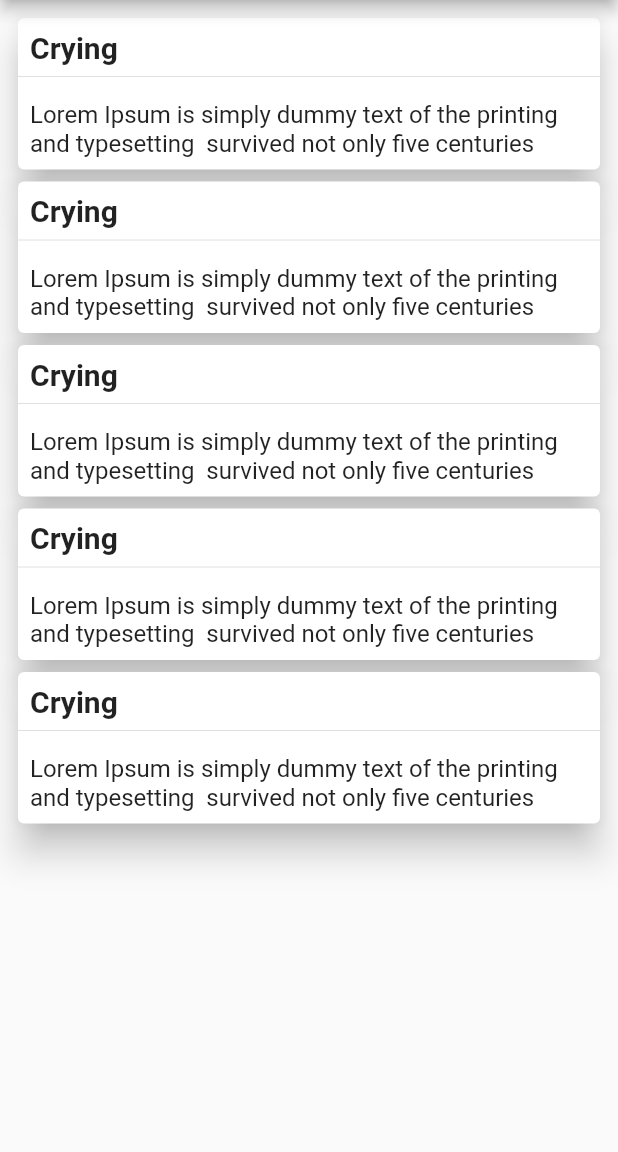
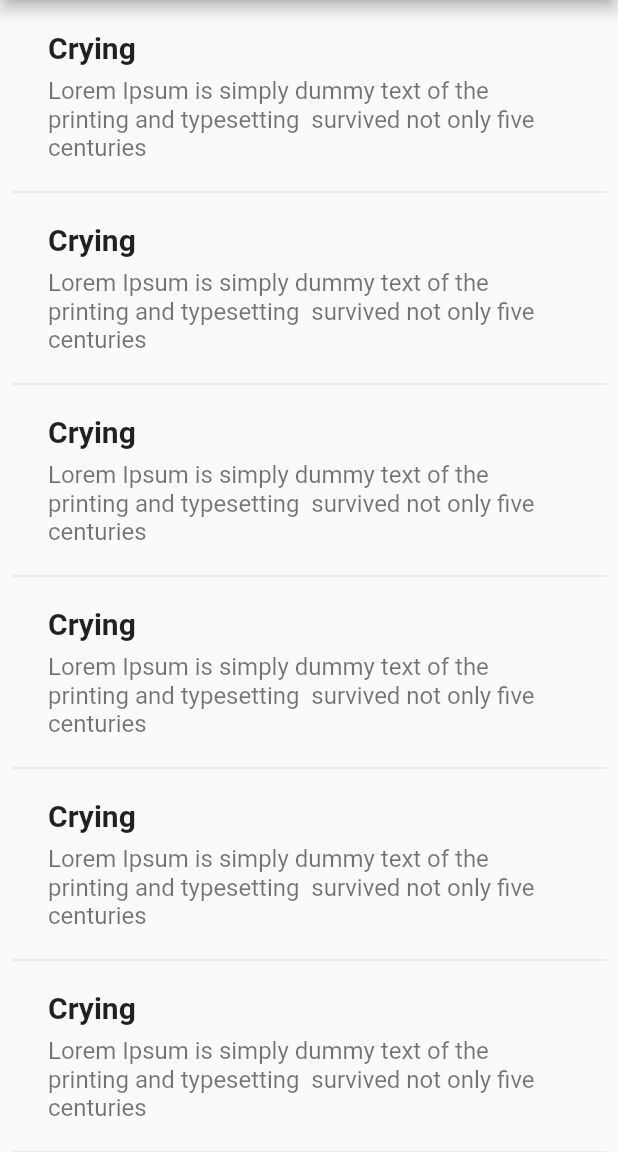
Before and after one commit to rifatud1/myislamicdream, a Flutter app: the screen it shows after launch, on a phone screen of 412 x 824 dp, the part 84-1236 px from its top. Run offline on Flutter 3.47's test engine with Material 2 defaults, Android fonts, the light colour scheme and no system bars; our stand-ins replace animated_splash_screen, get, get_storage.

Commit message:
search sugesstion implemented

```diff
--- a/lib/main.dart
+++ b/lib/main.dart
@@ -6,6 +6,7 @@ import 'package:flutter/services.dart';
 import 'package:get/get.dart';
 import 'package:get_storage/get_storage.dart';
 import 'package:myislamicdream/modules/details/details.dart';
+import 'package:myislamicdream/modules/home/home.dart';
 import 'package:myislamicdream/splash_screen.dart';
 
 void main() async{
--- a/lib/modules/details/details.dart
+++ b/lib/modules/details/details.dart
@@ -18,13 +18,16 @@ class Details extends StatelessWidget {
             height: 95,
             width: 150,
           ),
-          leading: IconButton(onPressed: (){}, icon: Icon(Icons.menu, color: Colors.white)),
           actions: [
-            IconButton(onPressed: (){
-              showSearch(context: context, delegate: CustomSearchDelegate());
-            }, icon: Icon(Icons.search, color: Colors.white)),
+            IconButton(
+                onPressed: () {
+                  showSearch(
+                      context: context, delegate: CustomSearchDelegate());
+                },
+                icon: Icon(Icons.search, color: Colors.white)),
           ],
         ),
+        drawer: Drawer(),
         body: Column(
           crossAxisAlignment: CrossAxisAlignment.center,
           children: [
@@ -72,91 +75,153 @@ class Details extends StatelessWidget {
                 child: ListView(
                   padding: const EdgeInsets.all(8),
                   children: <Widget>[
-                    Card(
-                      elevation: 10,
-                      child: Column(
-                        crossAxisAlignment: CrossAxisAlignment.start,
-                        children: [
-                          Padding(
+                    ListTile(
+                      title: Padding(
                         padding: const EdgeInsets.only(top: 8.0, left: 8.0),
-                            child: Text("Crying", style: TextStyle(fontWeight: FontWeight.bold, fontSize: 20, fontFamily: 'Roboto'),),
+                        child: Text(
+                          "Crying",
+                          style: TextStyle(
+                              fontWeight: FontWeight.bold,
+                              fontSize: 20,
+                              fontFamily: 'Roboto'),
+                        ),
+                      ),
+                      subtitle: Padding(
+                        padding: const EdgeInsets.only(
+                            top: 8.0, left: 8.0, bottom: 8.0, right: 8.0),
+                        child: Text(
+                            "Lorem Ipsum is simply dummy text of the printing and typesetting  survived not only five centuries",
+                            style: TextStyle(
+                                fontSize: 16, fontFamily: 'Roboto')),
+                      ),
                     ),
                     Divider(),
-                          Padding(
-                            padding: const EdgeInsets.only(top: 8.0, left: 8.0, bottom: 8.0, right: 8.0),
-                            child: Text("Lorem Ipsum is simply dummy text of the printing and typesetting  survived not only five centuries",style: TextStyle(fontSize: 16, fontFamily: 'Roboto') ),
-                          ),
-                        ],
+                    ListTile(
+                      title: Padding(
+                        padding: const EdgeInsets.only(top: 8.0, left: 8.0),
+                        child: Text(
+                          "Crying",
+                          style: TextStyle(
+                              fontWeight: FontWeight.bold,
+                              fontSize: 20,
+                              fontFamily: 'Roboto'),
                         ),
                       ),
-                    Card(
-                      elevation: 10,
-                      child: Column(
-                        crossAxisAlignment: CrossAxisAlignment.start,
-                        children: [
-                          Padding(
-                            padding: const EdgeInsets.only(top: 8.0, left: 8.0),
-                            child: Text("Crying", style: TextStyle(fontWeight: FontWeight.bold, fontSize: 20, fontFamily: 'Roboto'),),
+                      subtitle: Padding(
+                        padding: const EdgeInsets.only(
+                            top: 8.0, left: 8.0, bottom: 8.0, right: 8.0),
+                        child: Text(
+                            "Lorem Ipsum is simply dummy text of the printing and typesetting  survived not only five centuries",
+                            style: TextStyle(
+                                fontSize: 16, fontFamily: 'Roboto')),
+                      ),
                     ),
                     Divider(),
-                          Padding(
-                            padding: const EdgeInsets.only(top: 8.0, left: 8.0, bottom: 8.0, right: 8.0),
-                            child: Text("Lorem Ipsum is simply dummy text of the printing and typesetting  survived not only five centuries",style: TextStyle(fontSize: 16, fontFamily: 'Roboto') ),
-                          ),
-                        ],
+                    ListTile(
+                      title: Padding(
+                        padding: const EdgeInsets.only(top: 8.0, left: 8.0),
+                        child: Text(
+                          "Crying",
+                          style: TextStyle(
+                              fontWeight: FontWeight.bold,
+                              fontSize: 20,
+                              fontFamily: 'Roboto'),
                         ),
                       ),
-                    Card(
-                      elevation: 10,
-                      child: Column(
-                        crossAxisAlignment: CrossAxisAlignment.start,
-                        children: [
-                          Padding(
-                            padding: const EdgeInsets.only(top: 8.0, left: 8.0),
-                            child: Text("Crying", style: TextStyle(fontWeight: FontWeight.bold, fontSize: 20, fontFamily: 'Roboto'),),
+                      subtitle: Padding(
+                        padding: const EdgeInsets.only(
+                            top: 8.0, left: 8.0, bottom: 8.0, right: 8.0),
+                        child: Text(
+                            "Lorem Ipsum is simply dummy text of the printing and typesetting  survived not only five centuries",
+                            style: TextStyle(
+                                fontSize: 16, fontFamily: 'Roboto')),
+                      ),
                     ),
                     Divider(),
-                          Padding(
-                            padding: const EdgeInsets.only(top: 8.0, left: 8.0, bottom: 8.0, right: 8.0),
-                            child: Text("Lorem Ipsum is simply dummy text of the printing and typesetting  survived not only five centuries",style: TextStyle(fontSize: 16, fontFamily: 'Roboto') ),
-                          ),
-                        ],
+                    ListTile(
+                      title: Padding(
+                        padding: const EdgeInsets.only(top: 8.0, left: 8.0),
+                        child: Text(
+                          "Crying",
+                          style: TextStyle(
+                              fontWeight: FontWeight.bold,
+                              fontSize: 20,
+                              fontFamily: 'Roboto'),
                         ),
                       ),
-                    Card(
-                      elevation: 10,
-                      child: Column(
-                        crossAxisAlignment: CrossAxisAlignment.start,
-                        children: [
-                          Padding(
-                            padding: const EdgeInsets.only(top: 8.0, left: 8.0),
-                            child: Text("Crying", style: TextStyle(fontWeight: FontWeight.bold, fontSize: 20, fontFamily: 'Roboto'),),
+                      subtitle: Padding(
+                        padding: const EdgeInsets.only(
+                            top: 8.0, left: 8.0, bottom: 8.0, right: 8.0),
+                        child: Text(
+                            "Lorem Ipsum is simply dummy text of the printing and typesetting  survived not only five centuries",
+                            style: TextStyle(
+                                fontSize: 16, fontFamily: 'Roboto')),
+                      ),
                     ),
                     Divider(),
-                          Padding(
-                            padding: const EdgeInsets.only(top: 8.0, left: 8.0, bottom: 8.0, right: 8.0),
-                            child: Text("Lorem Ipsum is simply dummy text of the printing and typesetting  survived not only five centuries",style: TextStyle(fontSize: 16, fontFamily: 'Roboto') ),
-                          ),
-                        ],
+                    ListTile(
+                      title: Padding(
+                        padding: const EdgeInsets.only(top: 8.0, left: 8.0),
+                        child: Text(
+                          "Crying",
+                          style: TextStyle(
+                              fontWeight: FontWeight.bold,
+                              fontSize: 20,
+                              fontFamily: 'Roboto'),
                         ),
                       ),
-                    Card(
-                      elevation: 10,
-                      child: Column(
-                        crossAxisAlignment: CrossAxisAlignment.start,
-                        children: [
-                          Padding(
-                            padding: const EdgeInsets.only(top: 8.0, left: 8.0),
-                            child: Text("Crying", style: TextStyle(fontWeight: FontWeight.bold, fontSize: 20, fontFamily: 'Roboto'),),
+                      subtitle: Padding(
+                        padding: const EdgeInsets.only(
+                            top: 8.0, left: 8.0, bottom: 8.0, right: 8.0),
+                        child: Text(
+                            "Lorem Ipsum is simply dummy text of the printing and typesetting  survived not only five centuries",
+                            style: TextStyle(
+                                fontSize: 16, fontFamily: 'Roboto')),
+                      ),
                     ),
                     Divider(),
-                          Padding(
-                            padding: const EdgeInsets.only(top: 8.0, left: 8.0, bottom: 8.0, right: 8.0),
-                            child: Text("Lorem Ipsum is simply dummy text of the printing and typesetting  survived not only five centuries",style: TextStyle(fontSize: 16, fontFamily: 'Roboto') ),
-                          ),
-                        ],
+                    ListTile(
+                      title: Padding(
+                        padding: const EdgeInsets.only(top: 8.0, left: 8.0),
+                        child: Text(
+                          "Crying",
+                          style: TextStyle(
+                              fontWeight: FontWeight.bold,
+                              fontSize: 20,
+                              fontFamily: 'Roboto'),
                         ),
                       ),
+                      subtitle: Padding(
+                        padding: const EdgeInsets.only(
+                            top: 8.0, left: 8.0, bottom: 8.0, right: 8.0),
+                        child: Text(
+                            "Lorem Ipsum is simply dummy text of the printing and typesetting  survived not only five centuries",
+                            style: TextStyle(
+                                fontSize: 16, fontFamily: 'Roboto')),
+                      ),
+                    ),
+                    Divider(),
+                    ListTile(
+                      title: Padding(
+                        padding: const EdgeInsets.only(top: 8.0, left: 8.0),
+                        child: Text(
+                          "Crying",
+                          style: TextStyle(
+                              fontWeight: FontWeight.bold,
+                              fontSize: 20,
+                              fontFamily: 'Roboto'),
+                        ),
+                      ),
+                      subtitle: Padding(
+                        padding: const EdgeInsets.only(
+                            top: 8.0, left: 8.0, bottom: 8.0, right: 8.0),
+                        child: Text(
+                            "Lorem Ipsum is simply dummy text of the printing and typesetting  survived not only five centuries",
+                            style: TextStyle(
+                                fontSize: 16, fontFamily: 'Roboto')),
+                      ),
+                    ),
+                    Divider(),
                   ],
                 ),
               ),
--- /dev/null
+++ b/lib/modules/details/details_controller.dart
@@ -0,0 +1,39 @@
+import 'package:get/get.dart';
+import 'dart:convert' as convert;
+import 'package:http/http.dart' as http;
+
+class DetailsController extends GetxController {
+  var suggestList = [].obs;
+  @override
+  void onInit() {
+    // TODO: implement onInit
+    super.onInit();
+  }
+  //
+  // void getSuggestion(query) async{
+  //   var  suggestions = await RemoteServices.getSuggest(query);
+  //   if(suggestions != null){
+  //     suggestList.value = suggestions;
+  //   }
+  // }
+
+  Future<dynamic> getSuggest(query) async{
+    var response = await http.get(Uri.parse('https://www.myislamicdream.com/api/get-search-suggest.php?search=$query'));
+    if(response.statusCode == 200 && response.statusCode != null){
+      print("reponse successful");
+      print(response.body);
+      var jsonString  = response.body;
+      var res = convert.jsonDecode(jsonString);
+      var  suggestions = res;
+      if(suggestions != null){
+        suggestList.value = suggestions;
+      }
+      return res;
+    }else{
+      print("Respoonse Unsuccessful, api call failed");
+      return null;
+    }
+
+  }
+
+}
--- /dev/null
+++ b/lib/remote_services.dart
@@ -0,0 +1,21 @@
+
+
+import 'dart:convert' as convert;
+import 'package:http/http.dart' as http;
+class RemoteServices {
+  //static var client = http.Client();
+  static Future<dynamic> getSuggest(query) async{
+    var response = await http.get(Uri.parse('https://www.myislamicdream.com/api/get-search-suggest.php?search=$query'));
+    if(response.statusCode == 200 && response.statusCode != null){
+      print("reponse successful");
+      print(response.body);
+      var jsonString  = response.body;
+      var res = convert.jsonDecode(jsonString);
+      return res;
+    }else{
+      print("Respoonse Unsuccessful, api call failed");
+      return null;
+    }
+
+  }
+}
--- a/lib/utils/custom_search_delegate.dart
+++ b/lib/utils/custom_search_delegate.dart
@@ -1,16 +1,21 @@
 import 'package:flutter/material.dart';
+import 'package:myislamicdream/modules/details/details_controller.dart';
+import 'package:get/get.dart';
 
 class CustomSearchDelegate extends SearchDelegate{
+  DetailsController _detailsController = Get.put(DetailsController());
 
-  List<String> searchTerms = [
-    'A', 'b', 'c', 'd'
-  ];
+  List<dynamic> searchTerms = [];
   @override
   List<Widget>? buildActions(BuildContext context) {
     // TODO: implement buildActions
     return [
       IconButton(onPressed: (){
-        query = '';
+        if(query.isEmpty){
+          close(context, null);
+        }else{
+          query = '';
+        }
       }, icon: Icon(Icons.clear)),
     ];
   }
@@ -33,7 +38,24 @@ class CustomSearchDelegate extends SearchDelegate{
     return ListView.builder(itemCount: matchQuery.length, itemBuilder: (context, index){
       var result = matchQuery[index];
       return ListTile(
-        title: Text(result),
+        title: Padding(
+          padding: const EdgeInsets.only(top: 8.0, left: 8.0),
+          child: Text(
+            result,
+            style: TextStyle(
+                fontWeight: FontWeight.bold,
+                fontSize: 20,
+                fontFamily: 'Roboto'),
+          ),
+        ),
+        subtitle: Padding(
+          padding: const EdgeInsets.only(
+              top: 8.0, left: 8.0, bottom: 8.0, right: 8.0),
+          child: Text(
+              "Lorem Ipsum is simply dummy text of the printing and typesetting  survived not only five centuries",
+              style: TextStyle(
+                  fontSize: 16, fontFamily: 'Roboto')),
+        ),
       );
     });
   }
@@ -41,15 +63,26 @@ class CustomSearchDelegate extends SearchDelegate{
   @override
   Widget buildSuggestions(BuildContext context) {
     List<String> matchQuery = [];
+
+    _detailsController.getSuggest(query).then((val){
+      _detailsController.suggestList.value = val;
+    });
+    searchTerms = _detailsController.suggestList.value;
+
     for(var fruit in searchTerms){
       if(fruit.toLowerCase().contains(query.toLowerCase())){
         matchQuery.add(fruit);
       }
     }
     return ListView.builder(itemCount: matchQuery.length, itemBuilder: (context, index){
-      var result = matchQuery[index];
+      var suggestion = matchQuery[index];
       return ListTile(
-        title: Text(result),
+        title: Text(suggestion),
+        onTap: (){
+          query = suggestion;
+          showResults(context);
+        },
+
       );
     });
   }
--- a/pubspec.yaml
+++ b/pubspec.yaml
@@ -39,6 +39,7 @@ dependencies:
   get: ^4.6.5
   animated_splash_screen: ^1.3.0
   get_storage: ^2.0.3
+  http: ^0.13.5
 
 dev_dependencies:
   flutter_test:
```
Also changed, not shown: pubspec.lock. Lines whose indentation alone changed are shown as unchanged.
